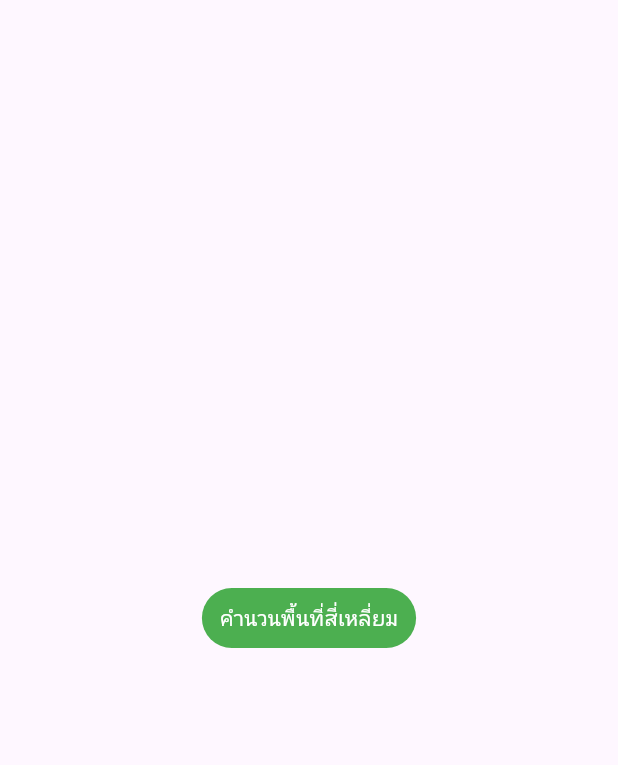
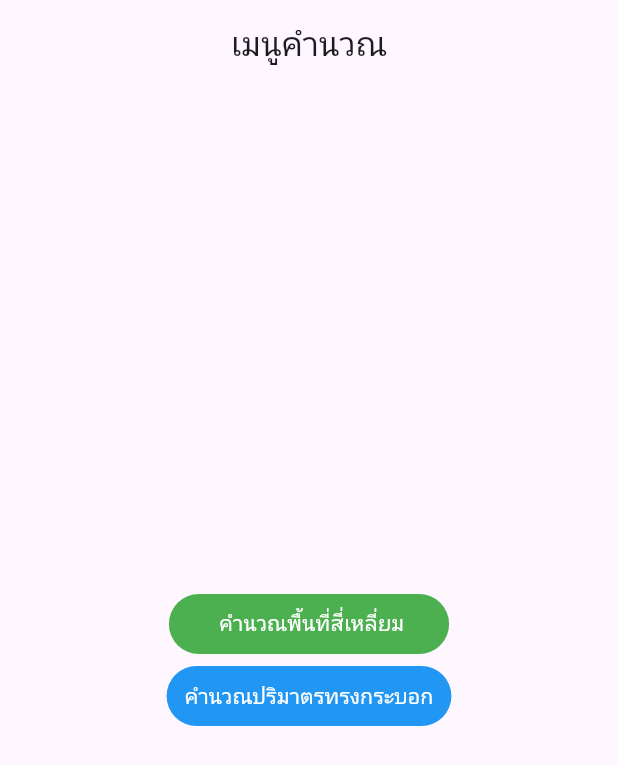
Before and after one commit to Mong6519/w2_28_kunlanan, a Flutter app: the screen it shows after launch, on a phone screen of 412 x 824 dp. Shown: the top 765 px of the screen. Run offline on Flutter 3.47's test engine with Material 3 defaults, Android fonts, the phone set to English and light mode, and no system bars.

Commit message:
Refactor MyHomePage layout and add app bar
Updated MyHomePage layout and navigation buttons.

```diff
--- a/lib/main.dart
+++ b/lib/main.dart
@@ -1,4 +1,3 @@
-import 'package:flutter/foundation.dart';
 import 'package:flutter/material.dart';
 import 'rectangle.dart';
 import 'volume.dart';
@@ -10,7 +9,6 @@ void main() {
 class MyApp extends StatelessWidget {
   const MyApp({super.key});
 
-  // This widget is the root of your application.
   @override
   Widget build(BuildContext context) {
     return MaterialApp(
@@ -18,15 +16,18 @@ class MyApp extends StatelessWidget {
       theme: ThemeData(
         colorScheme: ColorScheme.fromSeed(seedColor: Colors.deepPurple),
       ),
+      initialRoute: '/',
       routes: {
-        '/': (context) => MyHomePage(),
+        '/': (context) => const MyHomePage(),
         '/rectangle': (context) => Rectangle(),
         '/volume': (context) => Volume(),
       },
-      initialRoute: '/',
     );
   }
 }
+
+
+
 
 class MyHomePage extends StatelessWidget {
   const MyHomePage({super.key});
@@ -34,33 +35,32 @@ class MyHomePage extends StatelessWidget {
   @override
   Widget build(BuildContext context) {
     return Scaffold(
+      appBar: AppBar(
+        title: const Text("เมนูคำนวณ"),
+        centerTitle: true,
+      ),
       body: Center(
-        child: TextButton(
+        child: Column(
+          mainAxisSize: MainAxisSize.min,
+          children: [
+            TextButton(
               onPressed: () => Navigator.pushNamed(context, '/rectangle'),
-          child: Text("คำนวนพื้นที่สี่เหลี่ยม"),
               style: TextButton.styleFrom(
-
                 backgroundColor: Colors.green,
                 foregroundColor: Colors.white,
               ),
+              child: const Text("      คำนวณพื้นที่สี่เหลี่ยม     "),
             ),
-      ),
-    );
-  }
 
-  const SizedBox(hight:20),
-
-  Widget build(BuildContext context) {
-    return Scaffold(
-      body: Center(
-        child: TextButton(
+            TextButton(
               onPressed: () => Navigator.pushNamed(context, '/volume'),
-          child: Text("หาปริมาตร"),
               style: TextButton.styleFrom(
-
                 backgroundColor: Colors.blue,
                 foregroundColor: Colors.white,
               ),
+              child: const Text("คำนวณปริมาตรทรงกระบอก"),
+            ),
+          ],
         ),
       ),
     );
```
Lines whose indentation alone changed are shown as unchanged.
